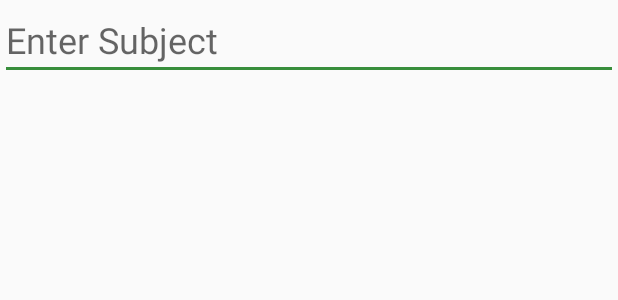
After one commit to aviraldg/AttendanceManager, an Android app: the layout add_subject.xml on its own in the app's theme, with its tools: preview values and no code run, on a phone screen of 412 x 824 dp. The commit adds this screen. Shown: the top 300 px of the screen. Run offline under Robolectric (Android 15) with nearby library versions, the phone set to English and light mode, and no system bars.

Commit message:
subject name recycler added

```diff
--- a/app/build.gradle
+++ b/app/build.gradle
@@ -23,4 +23,8 @@ dependencies {
     compile fileTree(dir: 'libs', include: ['*.jar'])
     testCompile 'junit:junit:4.12'
     compile 'com.android.support:appcompat-v7:23.1.1'
+    compile 'com.android.support:cardview-v7:23+'
+    compile 'com.android.support:recyclerview-v7:23+'
+    compile 'com.appyvet:materialrangebar:1.0'
+    compile 'com.android.support:design:23+'
 }
--- a/app/src/main/AndroidManifest.xml
+++ b/app/src/main/AndroidManifest.xml
@@ -8,7 +8,7 @@
         android:label="@string/app_name"
         android:supportsRtl="true"
         android:theme="@style/AppTheme">
-        <activity android:name=".MainActivity">
+        <activity android:name=".SubjectsActivity">
             <intent-filter>
                 <action android:name="android.intent.action.MAIN" />
 
--- /dev/null
+++ b/app/src/main/res/layout/add_subject.xml
@@ -0,0 +1,12 @@
+<?xml version="1.0" encoding="utf-8"?>
+<LinearLayout xmlns:android="http://schemas.android.com/apk/res/android"
+    android:orientation="vertical" android:layout_width="match_parent"
+    android:layout_height="match_parent">
+
+    <EditText
+        android:layout_width="match_parent"
+        android:layout_height="wrap_content"
+        android:id="@+id/subject_name"
+        android:hint="Enter Subject"
+        android:textSize="24sp"/>
+</LinearLayout>
--- a/app/src/main/res/values/colors.xml
+++ b/app/src/main/res/values/colors.xml
@@ -1,6 +1,6 @@
 <?xml version="1.0" encoding="utf-8"?>
 <resources>
-    <color name="colorPrimary">#3F51B5</color>
-    <color name="colorPrimaryDark">#303F9F</color>
-    <color name="colorAccent">#FF4081</color>
+    <color name="colorPrimary">#4CAF50</color>
+    <color name="colorPrimaryDark">#388E3C</color>
+    <color name="colorAccent">#388E3C</color>
 </resources>
--- a/app/src/main/res/values/styles.xml
+++ b/app/src/main/res/values/styles.xml
@@ -1,7 +1,7 @@
 <resources>
 
     <!-- Base application theme. -->
-    <style name="AppTheme" parent="Theme.AppCompat.Light.DarkActionBar">
+    <style name="AppTheme" parent="Theme.AppCompat.Light.NoActionBar">
         <!-- Customize your theme here. -->
         <item name="colorPrimary">@color/colorPrimary</item>
         <item name="colorPrimaryDark">@color/colorPrimaryDark</item>
```
Also changed, not shown: app/src/main/java/dotinc/attendancemanager2/Adapters/SubjectsAdapter.java (added, +51 -0 lines), app/src/main/java/dotinc/attendancemanager2/MainActivity.java (deleted, +0 -13 lines), app/src/main/java/dotinc/attendancemanager2/Objects/SubjectsList.java (added, +33 -0 lines), app/src/main/java/dotinc/attendancemanager2/SubjectsActivity.java (added, +68 -0 lines), app/src/main/java/dotinc/attendancemanager2/Utils/SubjectDatabase.java (added, +33 -0 lines), app/src/main/res/layout/action_bar.xml (added, +7 -0 lines), app/src/main/res/layout/activity_main.xml (deleted, +0 -16 lines), app/src/main/res/layout/activity_subjects.xml (added, +30 -0 lines), app/src/main/res/layout/custom_subjects.xml (added, +11 -0 lines), app/src/main/res/mipmap-hdpi/ic_add_white_24dp.png (added), app/src/main/res/mipmap-mdpi/ic_add_white_24dp.png (added), app/src/main/res/mipmap-xhdpi/ic_add_white_24dp.png (added), app/src/main/res/mipmap-xxhdpi/ic_add_white_24dp.png (added), app/src/main/res/mipmap-xxxhdpi/ic_add_white_24dp.png (added).
